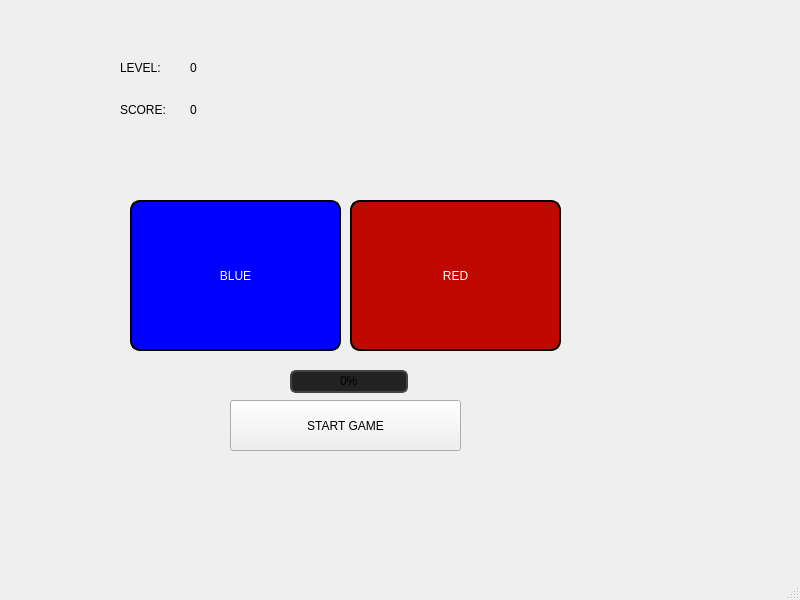
Old version of the form SimonGame/mainwindow.ui in the repository UofU-CS3505/cs3505-assignment6-Tuyetminhvu.
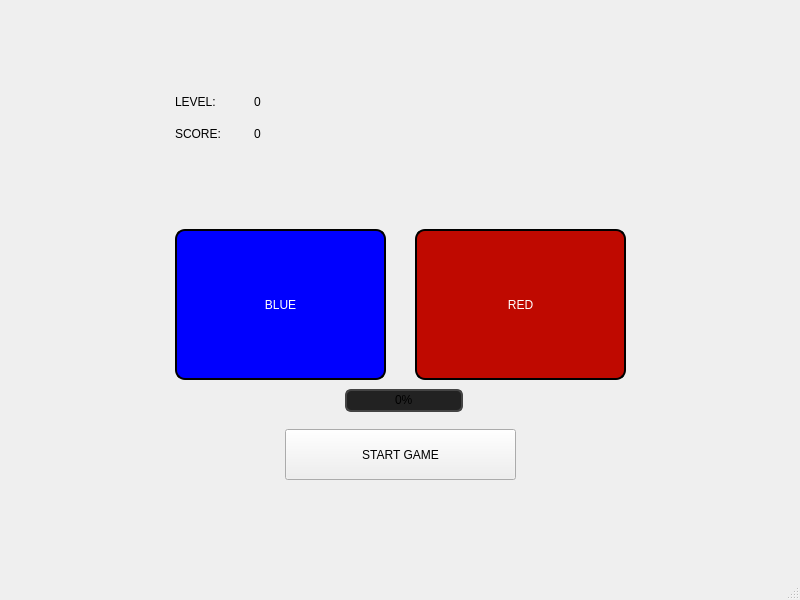
New version of the form.

Commit message: Modified ui so that everything is always centered

Patch:
```diff
--- a/SimonGame/mainwindow.ui
+++ b/SimonGame/mainwindow.ui
@@ -14,11 +14,39 @@
    <string>MainWindow</string>
   </property>
   <widget class="QWidget" name="centralwidget">
+   <layout class="QGridLayout" name="gridLayout">
+    <item row="1" column="0">
+     <spacer name="horizontalSpacer_2">
+      <property name="orientation">
+       <enum>Qt::Orientation::Horizontal</enum>
+      </property>
+      <property name="sizeHint" stdset="0">
+       <size>
+        <width>57</width>
+        <height>20</height>
+       </size>
+      </property>
+     </spacer>
+    </item>
+    <item row="1" column="1" colspan="2">
+     <widget class="QWidget" name="gameBoard" native="true">
+      <property name="minimumSize">
+       <size>
+        <width>650</width>
+        <height>480</height>
+       </size>
+      </property>
+      <property name="maximumSize">
+       <size>
+        <width>650</width>
+        <height>480</height>
+       </size>
+      </property>
    <widget class="QPushButton" name="blueButton">
     <property name="geometry">
      <rect>
-      <x>130</x>
-      <y>200</y>
+         <x>100</x>
+         <y>180</y>
       <width>211</width>
       <height>151</height>
      </rect>
@@ -267,8 +295,8 @@
    <widget class="QPushButton" name="redButton">
     <property name="geometry">
      <rect>
-      <x>350</x>
-      <y>200</y>
+         <x>340</x>
+         <y>180</y>
       <width>211</width>
       <height>151</height>
      </rect>
@@ -514,43 +542,11 @@
      <string>RED</string>
     </property>
    </widget>
-   <widget class="QLabel" name="gameLevelLabel">
-    <property name="geometry">
-     <rect>
-      <x>120</x>
-      <y>60</y>
-      <width>61</width>
-      <height>16</height>
-     </rect>
-    </property>
-    <property name="styleSheet">
-     <string notr="true">font: 900 15pt &quot;Arial Black&quot;;</string>
-    </property>
-    <property name="text">
-     <string>LEVEL:</string>
-    </property>
-   </widget>
-   <widget class="QLabel" name="gameScoreLabel">
-    <property name="geometry">
-     <rect>
-      <x>120</x>
-      <y>100</y>
-      <width>61</width>
-      <height>20</height>
-     </rect>
-    </property>
-    <property name="styleSheet">
-     <string notr="true">font: 900 15pt &quot;Arial Black&quot;;</string>
-    </property>
-    <property name="text">
-     <string>SCORE:</string>
-    </property>
-   </widget>
    <widget class="QPushButton" name="startButton">
     <property name="geometry">
      <rect>
-      <x>230</x>
-      <y>400</y>
+         <x>210</x>
+         <y>380</y>
       <width>231</width>
       <height>51</height>
      </rect>
@@ -562,87 +558,11 @@
      <string>START GAME</string>
     </property>
    </widget>
-   <widget class="QLabel" name="gameOverLabel">
-    <property name="geometry">
-     <rect>
-      <x>50</x>
-      <y>140</y>
-      <width>621</width>
-      <height>111</height>
-     </rect>
-    </property>
-    <property name="text">
-     <string/>
-    </property>
-   </widget>
-   <widget class="QLabel" name="currentLevel">
-    <property name="enabled">
-     <bool>true</bool>
-    </property>
-    <property name="geometry">
-     <rect>
-      <x>190</x>
-      <y>60</y>
-      <width>61</width>
-      <height>16</height>
-     </rect>
-    </property>
-    <property name="styleSheet">
-     <string notr="true">font: 900 25
-pt &quot;Arial Black&quot;;</string>
-    </property>
-    <property name="text">
-     <string>0</string>
-    </property>
-   </widget>
-   <widget class="QLabel" name="currentScore">
-    <property name="geometry">
-     <rect>
-      <x>190</x>
-      <y>100</y>
-      <width>61</width>
-      <height>20</height>
-     </rect>
-    </property>
-    <property name="styleSheet">
-     <string notr="true">font: 900 25
-pt &quot;Arial Black&quot;;</string>
-    </property>
-    <property name="text">
-     <string>0</string>
-    </property>
-   </widget>
-   <widget class="QLabel" name="userTurnLabel">
-    <property name="geometry">
-     <rect>
-      <x>380</x>
-      <y>40</y>
-      <width>221</width>
-      <height>141</height>
-     </rect>
-    </property>
-    <property name="text">
-     <string/>
-    </property>
-   </widget>
-   <widget class="QLabel" name="loseGameLabel">
-    <property name="geometry">
-     <rect>
-      <x>250</x>
-      <y>230</y>
-      <width>261</width>
-      <height>171</height>
-     </rect>
-    </property>
-    <property name="text">
-     <string/>
-    </property>
-   </widget>
    <widget class="QProgressBar" name="progressBar">
     <property name="geometry">
      <rect>
-      <x>290</x>
-      <y>370</y>
+         <x>270</x>
+         <y>340</y>
       <width>118</width>
       <height>23</height>
      </rect>
@@ -666,6 +586,155 @@
      <number>0</number>
     </property>
    </widget>
+      <widget class="QLabel" name="loseGameLabel">
+       <property name="geometry">
+        <rect>
+         <x>230</x>
+         <y>200</y>
+         <width>261</width>
+         <height>171</height>
+        </rect>
+       </property>
+       <property name="text">
+        <string/>
+       </property>
+      </widget>
+      <widget class="QLabel" name="gameOverLabel">
+       <property name="geometry">
+        <rect>
+         <x>30</x>
+         <y>110</y>
+         <width>621</width>
+         <height>111</height>
+        </rect>
+       </property>
+       <property name="text">
+        <string/>
+       </property>
+      </widget>
+      <widget class="QLabel" name="userTurnLabel">
+       <property name="geometry">
+        <rect>
+         <x>310</x>
+         <y>10</y>
+         <width>241</width>
+         <height>161</height>
+        </rect>
+       </property>
+       <property name="text">
+        <string/>
+       </property>
+      </widget>
+      <widget class="QWidget" name="">
+       <property name="geometry">
+        <rect>
+         <x>100</x>
+         <y>40</y>
+         <width>151</width>
+         <height>58</height>
+        </rect>
+       </property>
+       <layout class="QGridLayout" name="ScoreGrid">
+        <item row="0" column="0">
+         <widget class="QLabel" name="gameLevelLabel">
+          <property name="styleSheet">
+           <string notr="true">font: 900 15pt &quot;Arial Black&quot;;</string>
+          </property>
+          <property name="text">
+           <string>LEVEL:</string>
+          </property>
+         </widget>
+        </item>
+        <item row="1" column="2">
+         <widget class="QLabel" name="currentScore">
+          <property name="styleSheet">
+           <string notr="true">font: 900 25
+pt &quot;Arial Black&quot;;</string>
+          </property>
+          <property name="text">
+           <string>0</string>
+          </property>
+         </widget>
+        </item>
+        <item row="0" column="2">
+         <widget class="QLabel" name="currentLevel">
+          <property name="enabled">
+           <bool>true</bool>
+          </property>
+          <property name="styleSheet">
+           <string notr="true">font: 900 25
+pt &quot;Arial Black&quot;;</string>
+          </property>
+          <property name="text">
+           <string>0</string>
+          </property>
+         </widget>
+        </item>
+        <item row="1" column="0">
+         <widget class="QLabel" name="gameScoreLabel">
+          <property name="styleSheet">
+           <string notr="true">font: 900 15pt &quot;Arial Black&quot;;</string>
+          </property>
+          <property name="text">
+           <string>SCORE:</string>
+          </property>
+         </widget>
+        </item>
+       </layout>
+      </widget>
+      <zorder>blueButton</zorder>
+      <zorder>redButton</zorder>
+      <zorder>startButton</zorder>
+      <zorder>loseGameLabel</zorder>
+      <zorder>gameOverLabel</zorder>
+      <zorder>gameScoreLabel</zorder>
+      <zorder>gameLevelLabel</zorder>
+      <zorder>userTurnLabel</zorder>
+      <zorder>currentScore</zorder>
+      <zorder>currentLevel</zorder>
+      <zorder>progressBar</zorder>
+     </widget>
+    </item>
+    <item row="1" column="3">
+     <spacer name="horizontalSpacer">
+      <property name="orientation">
+       <enum>Qt::Orientation::Horizontal</enum>
+      </property>
+      <property name="sizeHint" stdset="0">
+       <size>
+        <width>57</width>
+        <height>20</height>
+       </size>
+      </property>
+     </spacer>
+    </item>
+    <item row="2" column="1">
+     <spacer name="verticalSpacer_2">
+      <property name="orientation">
+       <enum>Qt::Orientation::Vertical</enum>
+      </property>
+      <property name="sizeHint" stdset="0">
+       <size>
+        <width>20</width>
+        <height>32</height>
+       </size>
+      </property>
+     </spacer>
+    </item>
+    <item row="0" column="1">
+     <spacer name="verticalSpacer">
+      <property name="orientation">
+       <enum>Qt::Orientation::Vertical</enum>
+      </property>
+      <property name="sizeHint" stdset="0">
+       <size>
+        <width>20</width>
+        <height>20</height>
+       </size>
+      </property>
+     </spacer>
+    </item>
+   </layout>
   </widget>
   <widget class="QMenuBar" name="menubar">
    <property name="geometry">
```
Left out of the diff: 2 changed lines with no effect on the pictures. Lines whose indentation alone changed are shown as unchanged. The commit also changes 2 other files.
